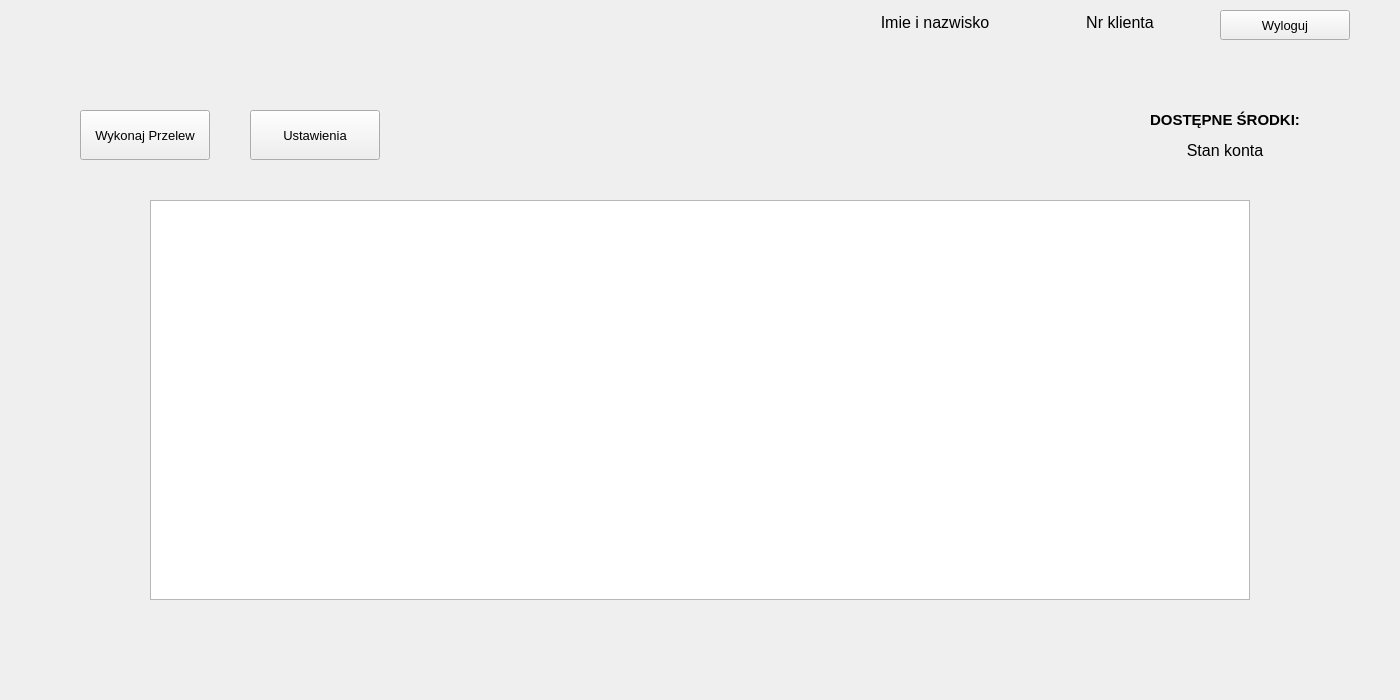
This is widget.ui in damman96/OnlineBankingSimulator as Qt 5 draws it before an edit. The edited form follows.
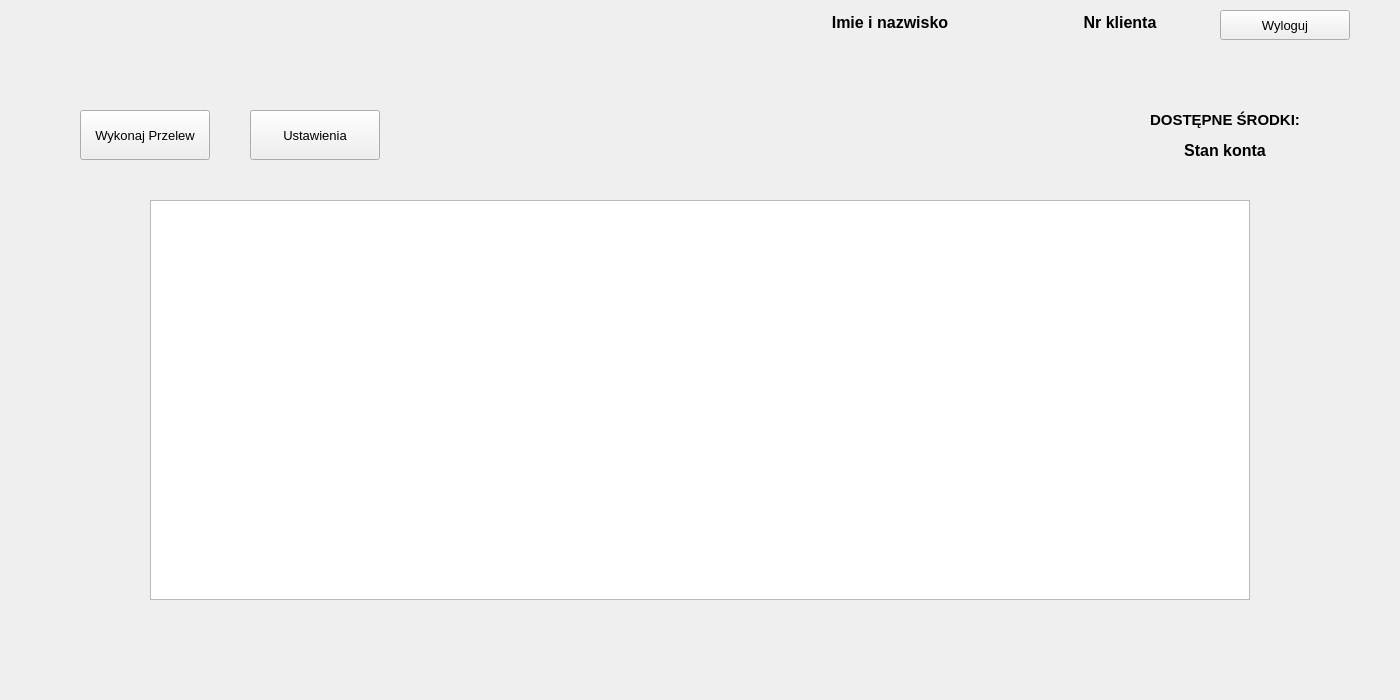
This is the edited form. The open tabs and pages were chosen to show the change.

Diff of the .ui file:
```diff
--- a/widget.ui
+++ b/widget.ui
@@ -173,17 +173,17 @@
     <widget class="QLabel" name="clientLabel">
      <property name="geometry">
       <rect>
-       <x>810</x>
+       <x>740</x>
        <y>10</y>
-       <width>250</width>
+       <width>300</width>
        <height>25</height>
       </rect>
      </property>
      <property name="font">
       <font>
        <pointsize>12</pointsize>
-       <weight>50</weight>
-       <bold>false</bold>
+       <weight>75</weight>
+       <bold>true</bold>
       </font>
      </property>
      <property name="text">
@@ -196,17 +196,17 @@
     <widget class="QLabel" name="idlabel">
      <property name="geometry">
       <rect>
-       <x>1060</x>
+       <x>1040</x>
        <y>10</y>
-       <width>120</width>
+       <width>160</width>
        <height>25</height>
       </rect>
      </property>
      <property name="font">
       <font>
        <pointsize>12</pointsize>
-       <weight>50</weight>
-       <bold>false</bold>
+       <weight>75</weight>
+       <bold>true</bold>
       </font>
      </property>
      <property name="toolTipDuration">
@@ -254,8 +254,8 @@
      <property name="font">
       <font>
        <pointsize>12</pointsize>
-       <weight>50</weight>
-       <bold>false</bold>
+       <weight>75</weight>
+       <bold>true</bold>
       </font>
      </property>
      <property name="text">
```
